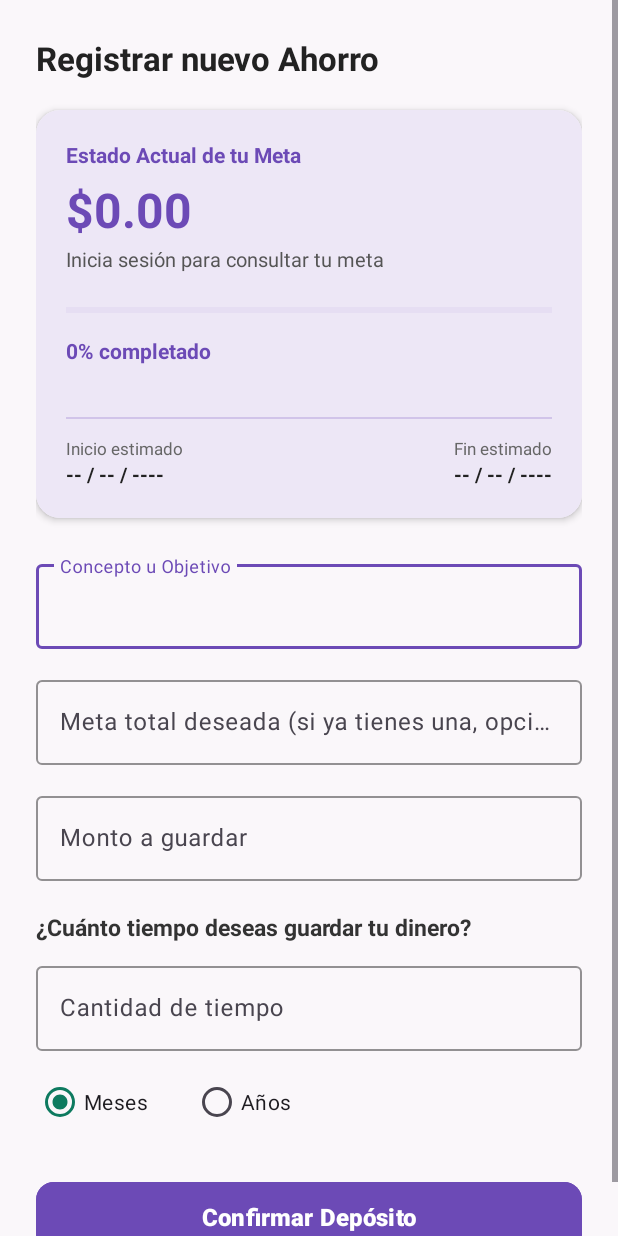
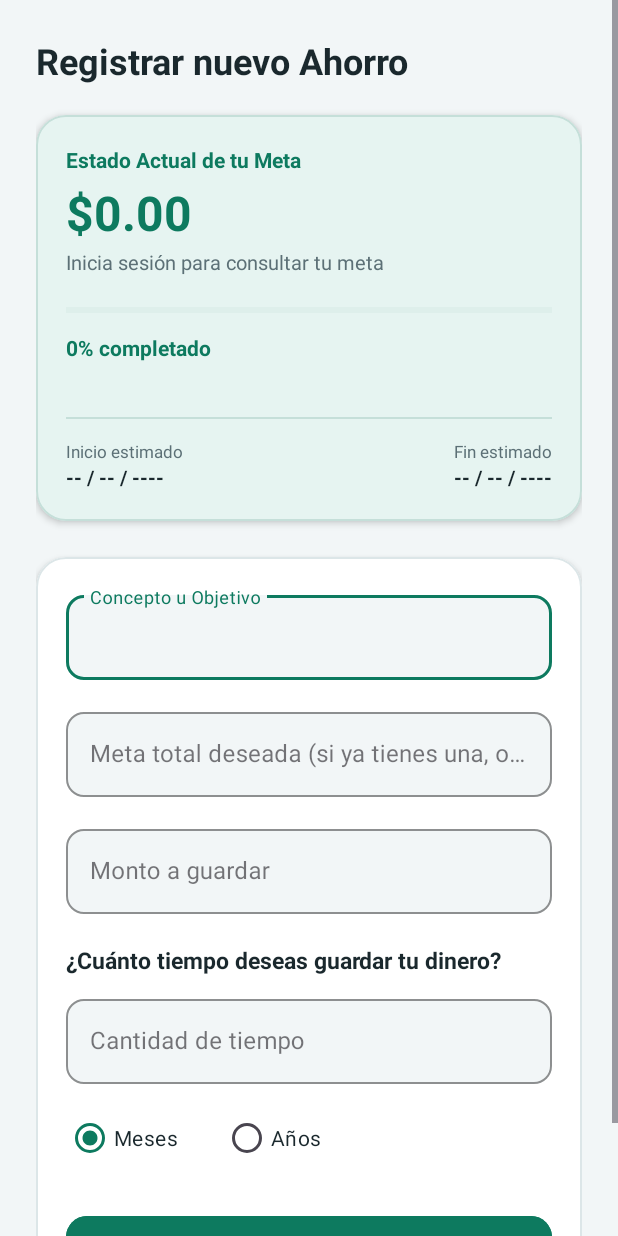
Before and after one commit to ALeeFang05/Monedicto, an Android app: the FinanzasAct screen opened directly, with no data from a screen before it, on a phone screen of 412 x 824 dp. Run offline under Robolectric (Android 15) with nearby library versions, the phone set to English and light mode, and no system bars.

Commit message:
Modificaciones finanzas

```diff
--- a/app/app/src/main/java/com/example/monedicto/MainActivity.kt
+++ b/app/app/src/main/java/com/example/monedicto/MainActivity.kt
@@ -58,7 +58,6 @@ class MainActivity : AppCompatActivity() {
                 // ⚠️ NOTA: Asegúrate de que estos IDs coincidan con los que pusiste en 'res/menu/menu_rail_iconos.xml'
                 R.id.rail_home -> {
                     // Ya estás en el Dashboard principal, no es necesario abrir otra actividad
-                    Toast.makeText(this, "Ya estás en el Inicio", Toast.LENGTH_SHORT).show()
                     true
                 }
                 R.id.rail_finanzas -> {
@@ -81,15 +80,12 @@ class MainActivity : AppCompatActivity() {
             }
         }
     }
-
     override fun onResume() {
         super.onResume()
         // Cada vez que la pantalla vuelva a estar al frente, cargamos la información más fresca de la BD
         cargarDatosDashboard()
         navigationRail.selectedItemId = R.id.rail_home
-
     }
-
     private fun cargarDatosDashboard() {
         // 2. RECUPERAR EL ID DE USUARIO LOGUEADO
         val preferencias = getSharedPreferences("MONEDICTO_SESION", MODE_PRIVATE)
@@ -102,7 +98,6 @@ class MainActivity : AppCompatActivity() {
             finish()
             return
         }
-
         // 3. CONSULTAR LA API EN SEGUNDO PLANO
         apiService.obtenerDashboard(usuarioID).enqueue(object : Callback<DashboardResponse> {
             override fun onResponse(call: Call<DashboardResponse>, response: Response<DashboardResponse>) {
--- a/app/app/src/main/res/layout/activity_finanzas.xml
+++ b/app/app/src/main/res/layout/activity_finanzas.xml
@@ -1,10 +1,11 @@
 <?xml version="1.0" encoding="utf-8"?>
+
 <ScrollView xmlns:android="http://schemas.android.com/apk/res/android"
     xmlns:app="http://schemas.android.com/apk/res-auto"
     android:layout_width="match_parent"
     android:layout_height="match_parent"
-    android:fillViewport="true"
-    android:background="#FAF7FA">
+    android:background="@color/fondo_frio"
+    android:fillViewport="true">
 
     <LinearLayout
         android:layout_width="match_parent"
@@ -15,97 +16,97 @@
     <TextView
         android:layout_width="wrap_content"
         android:layout_height="wrap_content"
+        android:layout_marginBottom="20dp"
         android:text="Registrar nuevo Ahorro"
-            android:textSize="22sp"
-            android:textStyle="bold"
-            android:textColor="#222222"
-            android:layout_marginBottom="20dp" />
+        android:textColor="@color/texto_oscuro"
+        android:textSize="24sp"
+        android:textStyle="bold" />
 
-        <!-- 💳 NUEVA TARJETA DE PROGRESO INTEGRAL (Sincronizada con el Dashboard) -->
+    <!-- 💳 TARJETA DE PROGRESO INTEGRAL (Paleta Verde) -->
     <com.google.android.material.card.MaterialCardView
         android:layout_width="match_parent"
         android:layout_height="wrap_content"
-            android:layout_marginBottom="25dp"
-            app:cardCornerRadius="16dp"
+        android:layout_marginBottom="24dp"
+        app:cardBackgroundColor="@color/verde_suave_fondo"
+        app:cardCornerRadius="20dp"
         app:cardElevation="3dp"
-            app:cardBackgroundColor="#FFFFFF"
-            app:strokeWidth="0dp">
+        app:strokeColor="#C5DFD9"
+        app:strokeWidth="1dp">
 
         <LinearLayout
             android:layout_width="match_parent"
             android:layout_height="wrap_content"
             android:orientation="vertical"
-                android:padding="20dp"
-                android:background="#EDE7F6"> <!-- Mantiene tu tono morado de fondo -->
+            android:padding="20dp">
 
             <TextView
                 android:layout_width="wrap_content"
                 android:layout_height="wrap_content"
                 android:text="Estado Actual de tu Meta"
+                android:textColor="@color/verde_primario"
                 android:textSize="14sp"
-                    android:textStyle="bold"
-                    android:textColor="#6C4AB6" />
+                android:textStyle="bold" />
 
-                <!-- Muestra el balance general acumulado -->
+            <!-- Balance general acumulado -->
             <TextView
                 android:id="@+id/txtTotalAhorrado"
                 android:layout_width="wrap_content"
                 android:layout_height="wrap_content"
+                android:layout_marginTop="4dp"
                 android:text="$0.00"
+                android:textColor="@color/verde_primario"
                 android:textSize="32sp"
-                    android:textStyle="bold"
-                    android:textColor="#6C4AB6"
-                    android:layout_marginTop="5dp" />
+                android:textStyle="bold" />
 
             <!-- Barra informativa con meta simulada -->
             <TextView
                 android:id="@+id/txtInfoMetas"
                 android:layout_width="wrap_content"
                 android:layout_height="wrap_content"
+                android:layout_marginTop="2dp"
                 android:text="Calculando meta estimada..."
-                    android:textSize="13sp"
-                    android:textColor="#555555"
-                    android:layout_marginTop="2dp"/>
+                android:textColor="@color/texto_gris_frio"
+                android:textSize="13sp" />
 
             <!-- PROGRESO DE LA META -->
             <ProgressBar
                 android:id="@+id/barraProgresoAhorro"
                 style="?android:attr/progressBarStyleHorizontal"
                 android:layout_width="match_parent"
-                    android:layout_height="18dp"
+                android:layout_height="14dp"
                 android:layout_marginTop="16dp"
                 android:max="100"
                 android:progress="0"
-                    android:progressTint="#6C4AB6"
-                    android:progressBackgroundTint="#D1C4E9" />
+                android:progressBackgroundTint="#C5DFD9"
+                android:progressTint="@color/verde_primario" />
 
             <TextView
                 android:id="@+id/txtPorcentajeAhorro"
                 android:layout_width="match_parent"
                 android:layout_height="wrap_content"
+                android:layout_marginTop="8dp"
                 android:text="0% completado"
+                android:textColor="@color/verde_primario"
                 android:textSize="14sp"
-                    android:textStyle="bold"
-                    android:textColor="#6C4AB6"
-                    android:layout_marginTop="8dp" />
+                android:textStyle="bold" />
 
             <TextView
                 android:id="@+id/txtFaltanteAhorro"
                 android:layout_width="match_parent"
                 android:layout_height="wrap_content"
+                android:layout_marginTop="4dp"
                 android:text="Establece tu meta para comenzar"
-                    android:textSize="13sp"
-                    android:textColor="#555555"
-                    android:layout_marginTop="4dp" />
+                android:textColor="@color/texto_gris_frio"
+                android:textSize="13sp" />
 
             <!-- Divisor intermedio -->
             <View
                 android:layout_width="match_parent"
                 android:layout_height="1dp"
-                    android:background="#D1C4E9"
-                    android:layout_marginVertical="12dp"/>
+                android:layout_marginVertical="14dp"
+                android:background="#C5DFD9" />
 
-                <!-- BLOQUE DE FECHAS DINÁMICAS (Lado a lado) -->
+            <!-- BLOQUE DE FECHAS DINÁMICAS -->
             <LinearLayout
                 android:layout_width="match_parent"
                 android:layout_height="wrap_content"
@@ -116,133 +117,180 @@
                     android:layout_height="wrap_content"
                     android:layout_weight="1"
                     android:orientation="vertical">
+
                     <TextView
                         android:layout_width="wrap_content"
                         android:layout_height="wrap_content"
                         android:text="Inicio estimado"
-                            android:textSize="11sp"
-                            android:textColor="#666666"/>
+                        android:textColor="@color/texto_gris_frio"
+                        android:textSize="11sp" />
+
                     <TextView
                         android:id="@+id/txtFechaInicioAhorro"
                         android:layout_width="wrap_content"
                         android:layout_height="wrap_content"
                         android:text="-- / -- / ----"
+                        android:textColor="@color/texto_oscuro"
                         android:textSize="13sp"
-                            android:textStyle="bold"
-                            android:textColor="#222222"/>
+                        android:textStyle="bold" />
                 </LinearLayout>
 
                 <LinearLayout
                     android:layout_width="0dp"
                     android:layout_height="wrap_content"
                     android:layout_weight="1"
-                        android:orientation="vertical"
-                        android:gravity="end">
+                    android:gravity="end"
+                    android:orientation="vertical">
+
                     <TextView
                         android:layout_width="wrap_content"
                         android:layout_height="wrap_content"
                         android:text="Fin estimado"
-                            android:textSize="11sp"
-                            android:textColor="#666666"/>
+                        android:textColor="@color/texto_gris_frio"
+                        android:textSize="11sp" />
+
                     <TextView
                         android:id="@+id/txtFechaFinAhorro"
                         android:layout_width="wrap_content"
                         android:layout_height="wrap_content"
                         android:text="-- / -- / ----"
+                        android:textColor="@color/texto_oscuro"
                         android:textSize="13sp"
-                            android:textStyle="bold"
-                            android:textColor="#222222"/>
+                        android:textStyle="bold" />
                 </LinearLayout>
             </LinearLayout>
-
         </LinearLayout>
     </com.google.android.material.card.MaterialCardView>
 
-        <!-- ✍️ SECCIÓN DE ENTRADA: CONCEPTO -->
-        <com.google.android.material.textfield.TextInputLayout
+    <!-- ✍️ TARJETA BLANCA PARA EL FORMULARIO -->
+    <com.google.android.material.card.MaterialCardView
         android:layout_width="match_parent"
         android:layout_height="wrap_content"
-            android:layout_marginBottom="15dp"
+        app:cardBackgroundColor="@color/blanco"
+        app:cardCornerRadius="20dp"
+        app:cardElevation="3dp"
+        app:strokeColor="#DCE6E8"
+        app:strokeWidth="1dp">
+
+    <LinearLayout
+        android:layout_width="match_parent"
+        android:layout_height="wrap_content"
+        android:orientation="vertical"
+        android:padding="20dp">
+
+        <!-- CONCEPTO -->
+        <com.google.android.material.textfield.TextInputLayout
+            style="@style/Widget.MaterialComponents.TextInputLayout.OutlinedBox"
+            android:layout_width="match_parent"
+            android:layout_height="wrap_content"
+            android:layout_marginBottom="16dp"
+            app:boxBackgroundColor="@color/fondo_frio"
             app:boxBackgroundMode="outline"
-            app:boxStrokeColor="#6C4AB6"
-            app:hintTextColor="#6C4AB6">
+            app:boxCornerRadiusBottomEnd="12dp"
+            app:boxCornerRadiusBottomStart="12dp"
+            app:boxCornerRadiusTopEnd="12dp"
+            app:boxCornerRadiusTopStart="12dp"
+            app:boxStrokeColor="@color/verde_primario"
+            app:hintTextColor="@color/verde_primario">
 
             <com.google.android.material.textfield.TextInputEditText
                 android:id="@+id/editConcepto"
                 android:layout_width="match_parent"
                 android:layout_height="wrap_content"
                 android:hint="Concepto u Objetivo"
-                android:inputType="text"
-                android:focusable="true"
-                android:focusableInTouchMode="true"
-                android:clickable="true" />
+                android:inputType="textCapSentences"
+                android:textColor="@color/texto_oscuro" />
         </com.google.android.material.textfield.TextInputLayout>
 
         <!-- META TOTAL A ALCANZAR (OPCIONAL SI YA EXISTE UNA) -->
         <com.google.android.material.textfield.TextInputLayout
+            style="@style/Widget.MaterialComponents.TextInputLayout.OutlinedBox"
             android:layout_width="match_parent"
             android:layout_height="wrap_content"
-            android:layout_marginBottom="15dp"
+            android:layout_marginBottom="16dp"
+            app:boxBackgroundColor="@color/fondo_frio"
             app:boxBackgroundMode="outline"
-            app:boxStrokeColor="#6C4AB6"
-            app:prefixText="$ ">
+            app:boxCornerRadiusBottomEnd="12dp"
+            app:boxCornerRadiusBottomStart="12dp"
+            app:boxCornerRadiusTopEnd="12dp"
+            app:boxCornerRadiusTopStart="12dp"
+            app:boxStrokeColor="@color/verde_primario"
+            app:hintTextColor="@color/verde_primario"
+            app:prefixText="$ "
+            app:prefixTextColor="@color/verde_primario">
 
             <com.google.android.material.textfield.TextInputEditText
                 android:id="@+id/editMetaAhorro"
                 android:layout_width="match_parent"
                 android:layout_height="wrap_content"
                 android:hint="Meta total deseada (si ya tienes una, opcional)"
-                android:inputType="numberDecimal" />
+                android:inputType="numberDecimal"
+                android:textColor="@color/texto_oscuro" />
         </com.google.android.material.textfield.TextInputLayout>
 
         <!-- 💰 SECCIÓN DE ENTRADA: MONTO -->
         <com.google.android.material.textfield.TextInputLayout
+            style="@style/Widget.MaterialComponents.TextInputLayout.OutlinedBox"
             android:layout_width="match_parent"
             android:layout_height="wrap_content"
             android:layout_marginBottom="20dp"
+            app:boxBackgroundColor="@color/fondo_frio"
             app:boxBackgroundMode="outline"
-            app:boxStrokeColor="#6C4AB6"
-            app:hintTextColor="#6C4AB6"
-            app:prefixText="$ ">
+            app:boxCornerRadiusBottomEnd="12dp"
+            app:boxCornerRadiusBottomStart="12dp"
+            app:boxCornerRadiusTopEnd="12dp"
+            app:boxCornerRadiusTopStart="12dp"
+            app:boxStrokeColor="@color/verde_primario"
+            app:hintTextColor="@color/verde_primario"
+            app:prefixText="$ "
+            app:prefixTextColor="@color/verde_primario">
 
             <com.google.android.material.textfield.TextInputEditText
                 android:id="@+id/editMonto"
                 android:layout_width="match_parent"
                 android:layout_height="wrap_content"
+                android:clickable="true"
+                android:focusable="true"
+                android:focusableInTouchMode="true"
                 android:hint="Monto a guardar"
                 android:inputType="numberDecimal"
-                android:focusable="true"
-                android:focusableInTouchMode="true"
-                android:clickable="true" />
+                android:textColor="@color/texto_oscuro" />
         </com.google.android.material.textfield.TextInputLayout>
 
         <!-- ⏱️ SECCIÓN DE ENTRADA: TIEMPO -->
         <TextView
             android:layout_width="wrap_content"
             android:layout_height="wrap_content"
+            android:layout_marginBottom="10dp"
             android:text="¿Cuánto tiempo deseas guardar tu dinero?"
+            android:textColor="@color/texto_oscuro"
             android:textSize="15sp"
-            android:textStyle="bold"
-            android:textColor="#333333"
-            android:layout_marginBottom="10dp" />
+            android:textStyle="bold" />
 
         <com.google.android.material.textfield.TextInputLayout
+            style="@style/Widget.MaterialComponents.TextInputLayout.OutlinedBox"
             android:layout_width="match_parent"
             android:layout_height="wrap_content"
-            android:layout_marginBottom="10dp"
+            android:layout_marginBottom="12dp"
+            app:boxBackgroundColor="@color/fondo_frio"
             app:boxBackgroundMode="outline"
-            app:boxStrokeColor="#6C4AB6"
-            app:hintTextColor="#6C4AB6">
+            app:boxCornerRadiusBottomEnd="12dp"
+            app:boxCornerRadiusBottomStart="12dp"
+            app:boxCornerRadiusTopEnd="12dp"
+            app:boxCornerRadiusTopStart="12dp"
+            app:boxStrokeColor="@color/verde_primario"
+            app:hintTextColor="@color/verde_primario">
 
             <com.google.android.material.textfield.TextInputEditText
                 android:id="@+id/editTiempo"
                 android:layout_width="match_parent"
                 android:layout_height="wrap_content"
+                android:clickable="true"
+                android:focusable="true"
+                android:focusableInTouchMode="true"
                 android:hint="Cantidad de tiempo"
                 android:inputType="number"
-                android:focusable="true"
-                android:focusableInTouchMode="true"
-                android:clickable="true" />
+                android:textColor="@color/texto_oscuro" />
         </com.google.android.material.textfield.TextInputLayout>
 
         <!-- 📅 MESES O AÑOS -->
@@ -250,36 +298,42 @@
             android:id="@+id/radioPeriodo"
             android:layout_width="match_parent"
             android:layout_height="wrap_content"
-            android:orientation="horizontal"
-            android:layout_marginBottom="25dp">
+            android:layout_marginBottom="24dp"
+            android:orientation="horizontal">
 
             <RadioButton
                 android:id="@+id/radioMeses"
                 android:layout_width="wrap_content"
                 android:layout_height="wrap_content"
+                android:layout_marginEnd="30dp"
+                android:buttonTint="@color/verde_primario"
+                android:checked="true"
                 android:text="Meses"
-                android:checked="true"
-                android:buttonTint="#6C4AB6"
-                android:layout_marginEnd="30dp" />
+                android:textColor="@color/texto_oscuro" />
 
             <RadioButton
                 android:id="@+id/radioAnios"
                 android:layout_width="wrap_content"
                 android:layout_height="wrap_content"
-                android:buttonTint="#6C4AB6"
-                android:text="Años" />
+                android:buttonTint="@color/verde_primario"
+                android:text="Años"
+                android:textColor="@color/texto_oscuro" />
         </RadioGroup>
 
         <!-- 🚀 BOTÓN DE ACCIÓN -->
-        <Button
+        <com.google.android.material.button.MaterialButton
             android:id="@+id/btnGuardarAhorro"
             android:layout_width="match_parent"
-            android:layout_height="54dp"
+            android:layout_height="56dp"
+            android:backgroundTint="@color/verde_primario"
             android:text="Confirmar Depósito"
-            android:textColor="#FFFFFF"
+            android:textColor="@color/blanco"
             android:textSize="16sp"
             android:textStyle="bold"
-            app:cornerRadius="12dp"
-            android:backgroundTint="#6C4AB6" />
+            app:cornerRadius="14dp" />
+
+    </LinearLayout>
+</com.google.android.material.card.MaterialCardView>
+
     </LinearLayout>
     </ScrollView>
--- a/monedicto_api/src/main/kotlin/DatabaseConfig.kt
+++ b/monedicto_api/src/main/kotlin/DatabaseConfig.kt
@@ -12,7 +12,7 @@ object UsuariosTable : Table("usuarios") {
     val id=integer("id").autoIncrement()
     val nombre = varchar("nombre", 100)
     val email = varchar("email", 100).uniqueIndex()
-    val password = varchar("password", 30)
+    val password = varchar("password", 100)
     override val primaryKey = PrimaryKey(id)
 }
 
@@ -22,7 +22,7 @@ object AhorrosTable : Table("ahorros") {
     val usuarioID = integer("usuario_ID").references(UsuariosTable.id)
     val concepto = varchar("concepto", 150)
     val monto = double("monto")                  // Dinero parcial depositado actual
-    val montoMeta = double("monto_meta")         // La meta final calculada (monto * 3)
+    val montoMeta = double("monto_meta")         // Monto final
     val fechaInicio = varchar("fecha_inicio", 50) // Fecha en que se registra el depósito
     val fechaFin = varchar("fecha_fin", 50)       // Fecha estimada en que se completaría la meta
     override val primaryKey = PrimaryKey(id)
@@ -44,22 +44,12 @@ fun initDatabase() {
     val dbUser = System.getenv("DB_USER") ?: ""
     val dbPass = System.getenv("DB_PASS") ?: ""
 
-    Database.connect(
-        url = "jdbc:postgresql://$dbHost:5432/$dbName",
-        driver = "org.postgresql.Driver",
-        user = dbUser,
-        password = dbPass
-    )
-    System.err.println("!!!!!!!!!!!!!!!!!!!!!!!!!!!!!!!!!!!!!!!!!!!!!!!!")
-    System.err.println("DEBUG: ENTRANDO A INITDATABASE TOTALMENTE EN VIVO")
-    System.err.println("!!!!!!!!!!!!!!!!!!!!!!!!!!!!!!!!!!!!!!!!!!!!!!!!")
-
     try {
         Database.connect(
-            url = "jdbc:sqlserver://127.0.0.1:1433;database=monedicto_db;encrypt=false;trustServerCertificate=true;",
-            driver = "com.microsoft.sqlserver.jdbc.SQLServerDriver",
-            user = "sa",
-            password = "12345"
+            url = "jdbc:postgresql://$dbHost:5432/$dbName",
+            driver = "org.postgresql.Driver",
+            user = dbUser,
+            password = dbPass
         )
 
         // 2. Forzamos la ejecución inmediata fuera del Logger normal
--- a/monedicto_api/src/main/kotlin/Routing.kt
+++ b/monedicto_api/src/main/kotlin/Routing.kt
@@ -65,24 +65,26 @@ fun Application.configureRouting() {
                     var sogsDto: SogsDto? = null
 
                     transaction {
-                        // Leer último ahorro de SQL Server
-                        val ultimoAhorro = AhorrosTable.selectAll()
+                        // Leer monto
+                        val filas = AhorrosTable.selectAll()
                             .where { AhorrosTable.usuarioID eq usuarioIdParam }
-                            .orderBy(AhorrosTable.id to org.jetbrains.exposed.sql.SortOrder.DESC)
-                            .limit(1)
-                            .singleOrNull()
+                            .orderBy(AhorrosTable.id to org.jetbrains.exposed.sql.SortOrder.ASC)
+                            .toList()
 
-                        if (ultimoAhorro != null) {
-                            val actual = ultimoAhorro[AhorrosTable.monto]
-                            val meta = ultimoAhorro[AhorrosTable.montoMeta]
-                            val porcentaje = if (meta > 0) ((actual / meta) * 100).toInt() else 0
+                        val primera = filas.firstOrNull()
+                        val ultima = filas.lastOrNull()
+
+                        if (primera != null && ultima != null) {
+                            val actual = filas.sumOf { it[AhorrosTable.monto] }
+                            val meta = ultima[AhorrosTable.montoMeta]
+                            val porcentaje = if (meta > 0) ((actual / meta) * 100).toInt().coerceIn(0, 100) else 0
 
                             ahorroDto = AhorroDto(
                                 montoMeta = meta,
                                 montoActual = actual,
                                 porcentajeProgreso = porcentaje,
-                                fechaInicio = ultimoAhorro[AhorrosTable.fechaInicio],
-                                fechaFin = ultimoAhorro[AhorrosTable.fechaFin]
+                                fechaInicio = primera[AhorrosTable.fechaInicio],
+                                fechaFin = ultima[AhorrosTable.fechaFin]
                             )
                         }
 
```
Lines whose indentation alone changed are shown as unchanged.
